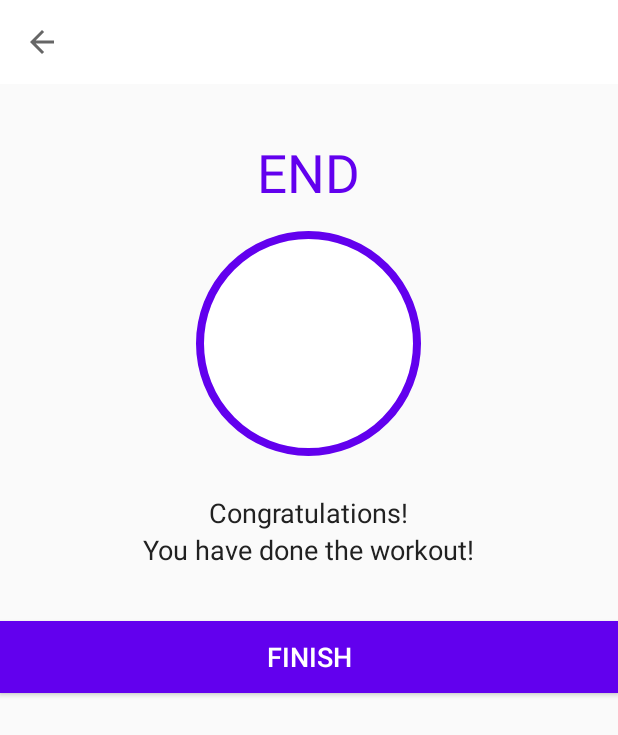
After one commit to Kasaklalita/7-Minuter-Workout-App, an Android app: the FinishActivity screen opened directly, with no data from a screen before it, on a phone screen of 412 x 824 dp. The commit adds this screen. Shown: the top 735 px of the screen. Run offline under Robolectric (Android 15) with nearby library versions, the phone set to English and light mode, and no system bars.

Commit message:
Creating the finish activity

```diff
--- a/app/src/main/AndroidManifest.xml
+++ b/app/src/main/AndroidManifest.xml
@@ -12,6 +12,15 @@
         android:supportsRtl="true"
         android:theme="@style/Theme.7MinuteWorkout"
         tools:targetApi="31">
+        <activity
+            android:name=".FinishActivity"
+            android:exported="false"
+            android:screenOrientation="portrait"
+            android:theme="@style/Theme.AppCompat.Light.NoActionBar">
+            <meta-data
+                android:name="android.app.lib_name"
+                android:value="" />
+        </activity>
         <activity
             android:name=".content_main"
             android:exported="false">
--- a/app/src/main/java/com/example/a7minuteworkout/ExerciseActivity.kt
+++ b/app/src/main/java/com/example/a7minuteworkout/ExerciseActivity.kt
@@ -1,5 +1,6 @@
 package com.example.a7minuteworkout
 
+import android.content.Intent
 import android.media.MediaPlayer
 import android.net.Uri
 import androidx.appcompat.app.AppCompatActivity
@@ -19,10 +20,11 @@ class ExerciseActivity : AppCompatActivity(), TextToSpeech.OnInitListener {
 
     private var restTimer: CountDownTimer? = null
     private var restProgress = 0
+    private var restTimerDuration: Long = 1
 
     private var exerciseTimer: CountDownTimer? = null
     private var exerciseProgress = 0
-    private var exerciseTimerDuration: Long = 30
+    private var exerciseTimerDuration: Long = 1
 
     private var exerciseList: ArrayList<ExerciseModel>? = null
     private var currentExercisePosition = -1
@@ -76,7 +78,7 @@ class ExerciseActivity : AppCompatActivity(), TextToSpeech.OnInitListener {
 
     private fun setRestProgressBar() {
         progressBar.progress = restProgress
-        restTimer = object : CountDownTimer(10000, 1000) {
+        restTimer = object : CountDownTimer(restTimerDuration * 1000, 1000) {
             override fun onTick(p0: Long) {
                 restProgress++
                 progressBar.progress = 10 - restProgress
@@ -128,11 +130,9 @@ class ExerciseActivity : AppCompatActivity(), TextToSpeech.OnInitListener {
                     exerciseAdapter!!.notifyDataSetChanged()
                     setupRestView()
                 } else {
-                    Toast.makeText(
-                        this@ExerciseActivity,
-                        "Congratulations! you have completed the 7 minutes workout!",
-                        Toast.LENGTH_SHORT
-                    ).show()
+                    finish()
+                    val intent = Intent(this@ExerciseActivity, FinishActivity::class.java)
+                    startActivity(intent)
                 }
             }
         }.start()
--- a/app/src/main/java/com/example/a7minuteworkout/ExerciseStatusAdapter.kt
+++ b/app/src/main/java/com/example/a7minuteworkout/ExerciseStatusAdapter.kt
@@ -35,7 +35,7 @@ class ExerciseStatusAdapter(val items: ArrayList<ExerciseModel>, val context: Co
                 context,
                 R.drawable.item_circular_color_accent_background
             )
-            holder.tvItem.setTextColor(Color.parseColor("#FFFFFF"))
+            holder.tvItem.setTextColor(Color.parseColor("#212121"))
         } else {
             holder.tvItem.background = ContextCompat.getDrawable(
                 context,
--- /dev/null
+++ b/app/src/main/java/com/example/a7minuteworkout/FinishActivity.kt
@@ -0,0 +1,24 @@
+package com.example.a7minuteworkout
+
+import android.os.Bundle
+import androidx.appcompat.app.AppCompatActivity
+import kotlinx.android.synthetic.main.activity_finish.*
+
+class FinishActivity : AppCompatActivity() {
+
+    override fun onCreate(savedInstanceState: Bundle?) {
+        super.onCreate(savedInstanceState)
+        setContentView(R.layout.activity_finish)
+
+        setSupportActionBar(toolbar_finish_activity)
+        supportActionBar?.setDisplayHomeAsUpEnabled(true)
+
+        toolbar_finish_activity.setNavigationOnClickListener {
+            onBackPressed()
+        }
+
+        btnFinish.setOnClickListener {
+            finish()
+        }
+    }
+}
--- /dev/null
+++ b/app/src/main/res/layout/activity_finish.xml
@@ -0,0 +1,63 @@
+<?xml version="1.0" encoding="UTF-8"?>
+
+<LinearLayout xmlns:android="http://schemas.android.com/apk/res/android"
+    xmlns:tools="http://schemas.android.com/tools"
+    android:layout_width="match_parent"
+    android:layout_height="match_parent"
+    android:gravity="center_horizontal"
+    android:orientation="vertical"
+    tools:context=".FinishActivity">
+
+    <androidx.appcompat.widget.Toolbar
+        android:id="@+id/toolbar_finish_activity"
+        android:layout_width="match_parent"
+        android:layout_height="?android:attr/actionBarSize"
+        android:background="#FFFFFF" />
+
+    <TextView
+        android:id="@+id/tvEnd"
+        android:layout_width="wrap_content"
+        android:layout_height="wrap_content"
+        android:layout_marginTop="35dp"
+        android:text="END"
+        android:textColor="@color/colorAccent"
+        android:textSize="35sp" />
+
+
+    <LinearLayout
+        android:layout_width="150dp"
+        android:layout_height="150dp"
+        android:layout_gravity="center"
+        android:layout_marginTop="15dp"
+        android:background="@drawable/item_circular_color_accent_border"
+        android:gravity="center">
+
+    </LinearLayout>
+
+    <TextView
+        android:layout_width="wrap_content"
+        android:layout_height="wrap_content"
+        android:layout_marginTop="25dp"
+        android:text="Congratulations!"
+        android:textColor="#212121"
+        android:textSize="18sp" />
+
+    <TextView
+        android:layout_width="wrap_content"
+        android:layout_height="wrap_content"
+        android:text="You have done the workout!"
+        android:textColor="#212121"
+        android:textSize="18sp" />
+
+    <Button
+        android:id="@+id/btnFinish"
+        android:layout_width="match_parent"
+        android:layout_height="wrap_content"
+        android:layout_gravity="bottom"
+        android:layout_marginTop="35dp"
+        android:background="@color/colorAccent"
+        android:text="FINISH"
+        android:textColor="#FFFFFF"
+        android:textSize="18sp" />
+
+</LinearLayout>
```
